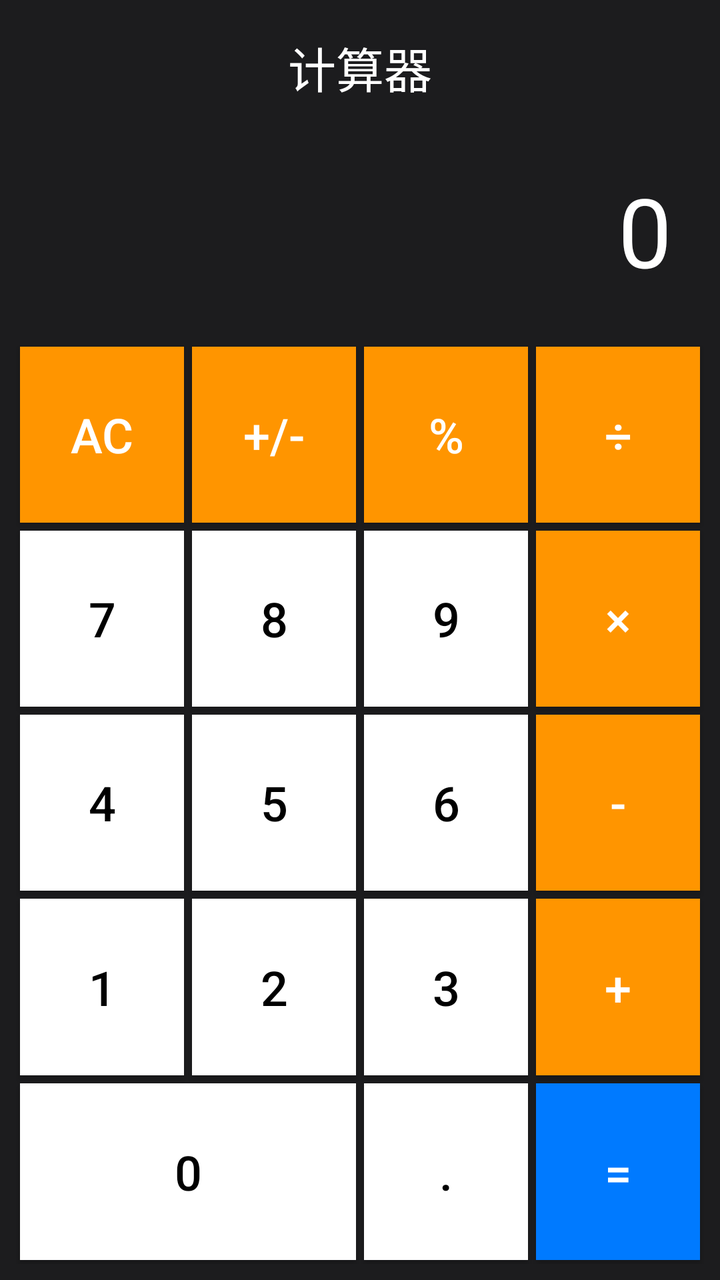
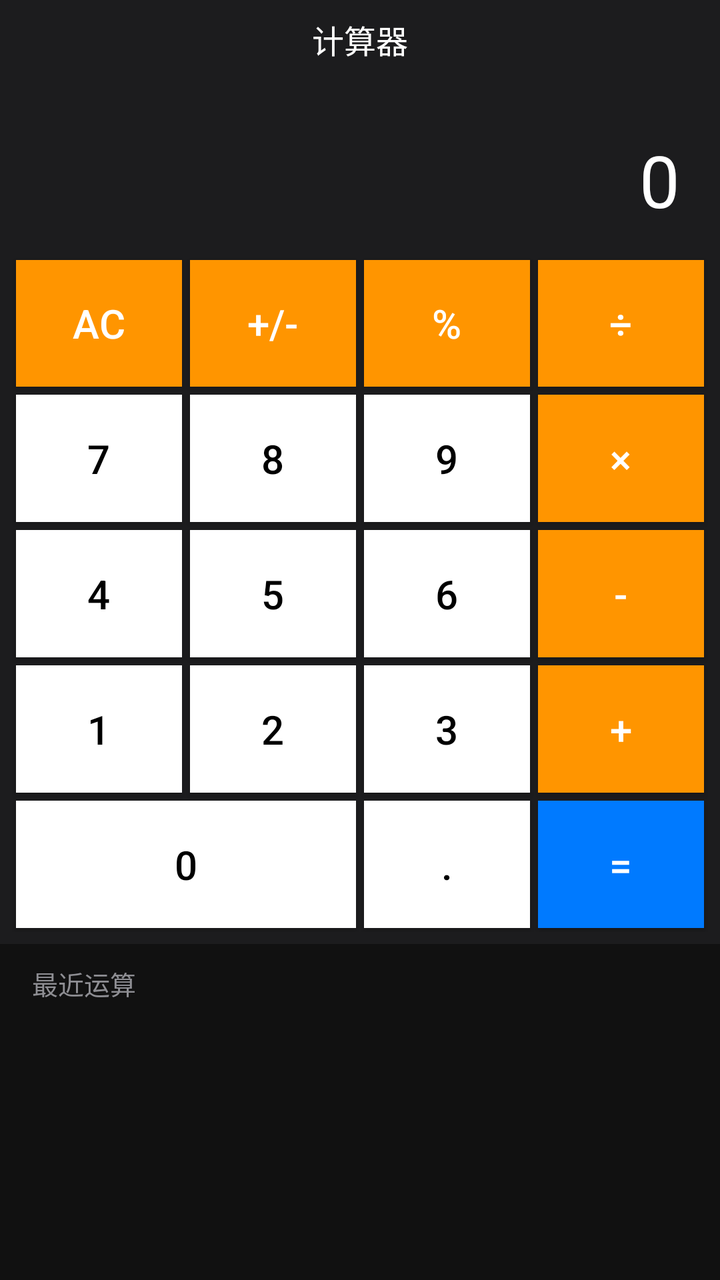

An Android layout rendered at two revisions. The XML below is the earlier revision; the diff shows what the commit changed to produce the second picture.
<!-- AndroidManifest.xml: application theme Theme.SecretCalc -->
<!-- res/layout/activity_calculator.xml -->
<?xml version="1.0" encoding="utf-8"?>
<LinearLayout xmlns:android="http://schemas.android.com/apk/res/android"
    android:layout_width="match_parent"
    android:layout_height="match_parent"
    android:orientation="vertical"
    android:background="#1C1C1E">

    <TextView
        android:layout_width="match_parent"
        android:layout_height="wrap_content"
        android:text="计算器"
        android:textColor="#FFFFFF"
        android:textSize="24sp"
        android:gravity="center"
        android:padding="16dp"/>

    <TextView
        android:id="@+id/tvDisplay"
        android:layout_width="match_parent"
        android:layout_height="wrap_content"
        android:text="0"
        android:textColor="#FFFFFF"
        android:textSize="48sp"
        android:gravity="end"
        android:paddingHorizontal="24dp"
        android:paddingVertical="16dp"
        android:maxLines="1"
        android:ellipsize="start"/>

    <GridLayout
        android:layout_width="match_parent"
        android:layout_height="0dp"
        android:layout_weight="1"
        android:columnCount="4"
        android:rowCount="5"
        android:padding="8dp">

        <Button android:text="AC" android:onClick="onClearClick" style="@style/CalcButtonOp"/>
        <Button android:text="+/-" android:onClick="onNegateClick" style="@style/CalcButtonOp"/>
        <Button android:text="%" android:onClick="onPercentClick" style="@style/CalcButtonOp"/>
        <Button android:text="÷" android:onClick="onOperatorClick" style="@style/CalcButtonOp"/>

        <Button android:text="7" android:onClick="onDigitClick" style="@style/CalcButtonNum"/>
        <Button android:text="8" android:onClick="onDigitClick" style="@style/CalcButtonNum"/>
        <Button android:text="9" android:onClick="onDigitClick" style="@style/CalcButtonNum"/>
        <Button android:text="×" android:onClick="onOperatorClick" style="@style/CalcButtonOp"/>

        <Button android:text="4" android:onClick="onDigitClick" style="@style/CalcButtonNum"/>
        <Button android:text="5" android:onClick="onDigitClick" style="@style/CalcButtonNum"/>
        <Button android:text="6" android:onClick="onDigitClick" style="@style/CalcButtonNum"/>
        <Button android:text="-" android:onClick="onOperatorClick" style="@style/CalcButtonOp"/>

        <Button android:text="1" android:onClick="onDigitClick" style="@style/CalcButtonNum"/>
        <Button android:text="2" android:onClick="onDigitClick" style="@style/CalcButtonNum"/>
        <Button android:text="3" android:onClick="onDigitClick" style="@style/CalcButtonNum"/>
        <Button android:text="+" android:onClick="onOperatorClick" style="@style/CalcButtonOp"/>

        <Button android:text="0" android:onClick="onDigitClick" android:layout_columnSpan="2" style="@style/CalcButtonNum"/>
        <Button android:text="." android:onClick="onDigitClick" style="@style/CalcButtonNum"/>
        <Button android:text="=" android:onClick="onEqualsClick" style="@style/CalcButtonEquals"/>

    </GridLayout>

</LinearLayout>
<!-- resources referenced by this layout -->
<resources>
  <style name="CalcButtonEquals">
          <item name="android:layout_width">0dp</item>
          <item name="android:layout_height">0dp</item>
          <item name="android:layout_columnWeight">1</item>
          <item name="android:layout_rowWeight">1</item>
          <item name="android:textSize">24sp</item>
          <item name="android:textColor">#FFFFFF</item>
          <item name="android:background">#007AFF</item>
          <item name="android:gravity">center</item>
          <item name="android:layout_margin">2dp</item>
      </style>
  <style name="CalcButtonNum">
          <item name="android:layout_width">0dp</item>
          <item name="android:layout_height">0dp</item>
          <item name="android:layout_columnWeight">1</item>
          <item name="android:layout_rowWeight">1</item>
          <item name="android:textSize">24sp</item>
          <item name="android:textColor">#000000</item>
          <item name="android:background">#FFFFFF</item>
          <item name="android:gravity">center</item>
          <item name="android:layout_margin">2dp</item>
      </style>
  <style name="CalcButtonOp">
          <item name="android:layout_width">0dp</item>
          <item name="android:layout_height">0dp</item>
          <item name="android:layout_columnWeight">1</item>
          <item name="android:layout_rowWeight">1</item>
          <item name="android:textSize">24sp</item>
          <item name="android:textColor">#FFFFFF</item>
          <item name="android:background">#FF9500</item>
          <item name="android:gravity">center</item>
          <item name="android:layout_margin">2dp</item>
      </style>
  <style name="Theme.SecretCalc" parent="Theme.AppCompat.Light.NoActionBar">
          <item name="colorPrimary">#1C1C1E</item>
          <item name="colorPrimaryDark">#000000</item>
          <item name="colorAccent">#FF9500</item>
      </style>
</resources>

<!-- the commit's change to res/layout/activity_calculator.xml (unified diff, before → after) -->
@@ -10,9 +10,23 @@
         android:layout_height="wrap_content"
         android:text="计算器"
         android:textColor="#FFFFFF"
-        android:textSize="24sp"
+        android:textSize="16sp"
         android:gravity="center"
-        android:padding="16dp"/>
+        android:paddingTop="8dp"
+        android:paddingBottom="4dp"/>
+
+    <TextView
+        android:id="@+id/tvExpression"
+        android:layout_width="match_parent"
+        android:layout_height="wrap_content"
+        android:text=""
+        android:textColor="#8E8E93"
+        android:textSize="18sp"
+        android:gravity="end"
+        android:paddingHorizontal="20dp"
+        android:paddingTop="4dp"
+        android:maxLines="1"
+        android:ellipsize="start"/>
 
     <TextView
         android:id="@+id/tvDisplay"
@@ -20,10 +34,11 @@
         android:layout_height="wrap_content"
         android:text="0"
         android:textColor="#FFFFFF"
-        android:textSize="48sp"
+        android:textSize="36sp"
         android:gravity="end"
-        android:paddingHorizontal="24dp"
-        android:paddingVertical="16dp"
+        android:paddingHorizontal="20dp"
+        android:paddingTop="2dp"
+        android:paddingBottom="8dp"
         android:maxLines="1"
         android:ellipsize="start"/>
 
@@ -33,7 +48,7 @@
         android:layout_weight="1"
         android:columnCount="4"
         android:rowCount="5"
-        android:padding="8dp">
+        android:padding="6dp">
 
         <Button android:text="AC" android:onClick="onClearClick" style="@style/CalcButtonOp"/>
         <Button android:text="+/-" android:onClick="onNegateClick" style="@style/CalcButtonOp"/>
@@ -61,4 +76,30 @@
 
     </GridLayout>
 
+    <LinearLayout
+        android:layout_width="match_parent"
+        android:layout_height="wrap_content"
+        android:minHeight="168dp"
+        android:orientation="vertical"
+        android:background="#111111"
+        android:paddingHorizontal="16dp"
+        android:paddingTop="10dp"
+        android:paddingBottom="12dp">
+
+        <TextView
+            android:layout_width="match_parent"
+            android:layout_height="wrap_content"
+            android:text="最近运算"
+            android:textColor="#8E8E93"
+            android:textSize="13sp"
+            android:paddingBottom="4dp"/>
+
+        <LinearLayout
+            android:id="@+id/historyList"
+            android:layout_width="match_parent"
+            android:layout_height="wrap_content"
+            android:orientation="vertical"/>
+
+    </LinearLayout>
+
 </LinearLayout>
<!-- resource entries referenced after the edit -->
@@ -5,7 +5,7 @@
           <item name="android:layout_height">0dp</item>
           <item name="android:layout_columnWeight">1</item>
           <item name="android:layout_rowWeight">1</item>
-          <item name="android:textSize">24sp</item>
+          <item name="android:textSize">20sp</item>
           <item name="android:textColor">#FFFFFF</item>
           <item name="android:background">#007AFF</item>
           <item name="android:gravity">center</item>
@@ -16,7 +16,7 @@
           <item name="android:layout_height">0dp</item>
           <item name="android:layout_columnWeight">1</item>
           <item name="android:layout_rowWeight">1</item>
-          <item name="android:textSize">24sp</item>
+          <item name="android:textSize">20sp</item>
           <item name="android:textColor">#000000</item>
           <item name="android:background">#FFFFFF</item>
           <item name="android:gravity">center</item>
@@ -27,7 +27,7 @@
           <item name="android:layout_height">0dp</item>
           <item name="android:layout_columnWeight">1</item>
           <item name="android:layout_rowWeight">1</item>
-          <item name="android:textSize">24sp</item>
+          <item name="android:textSize">20sp</item>
           <item name="android:textColor">#FFFFFF</item>
           <item name="android:background">#FF9500</item>
           <item name="android:gravity">center</item>
